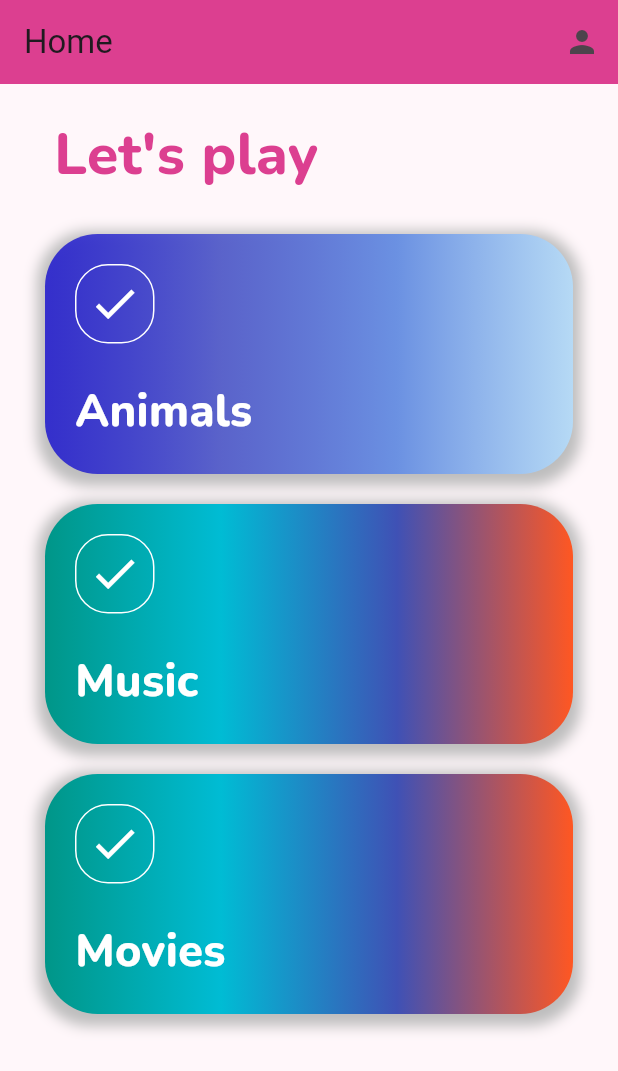
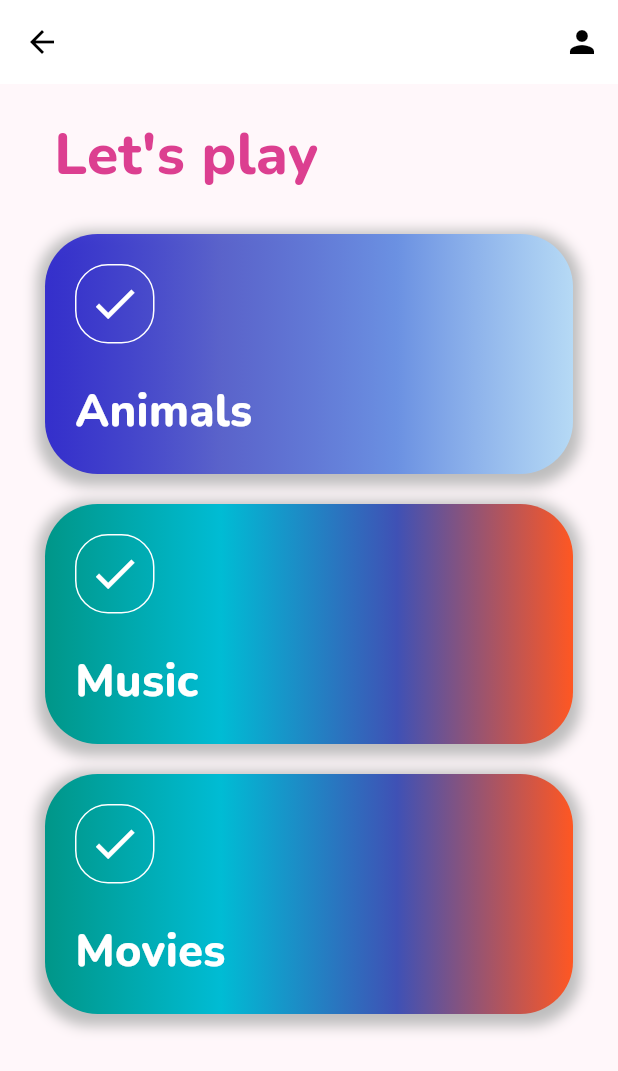
Before and after one commit to afilipovski/smart-spin-trivia-app, a Flutter app: the CategoryScreen screen opened directly, on a phone screen of 412 x 824 dp. Shown: the top 1071 px of the screen. Run offline on Flutter 3.47's test engine with Material 3 defaults, Android fonts, the phone set to English and light mode, and no system bars; our stand-ins replace bloc, equatable, flutter_bloc, google_fonts, lottie; network calls fail; project files that could hold a hidden picture were left out.

Commit message:
Update category screen

```diff
--- a/Frontend/trivia_app/lib/features/category/view/category_screen.dart
+++ b/Frontend/trivia_app/lib/features/category/view/category_screen.dart
@@ -34,11 +34,17 @@ class _CategoryScreenState extends State<CategoryScreen> {
     Random random = Random();
     return Scaffold(
       appBar: AppBar(
-        title: const Text("Home"),
-        backgroundColor: const Color.fromARGB(255, 220, 63, 144),
+        backgroundColor: Colors.white,
+        elevation: 0,
+        leading: IconButton(
+          icon: const Icon(Icons.arrow_back, color: Colors.black),
+          onPressed: () {
+            Navigator.pop(context);
+          },
+        ),
         actions: [
           IconButton(
-            icon: const Icon(Icons.person),
+            icon: const Icon(Icons.person, color: Colors.black),
             onPressed: () {
               Navigator.push(
                 context,
```
